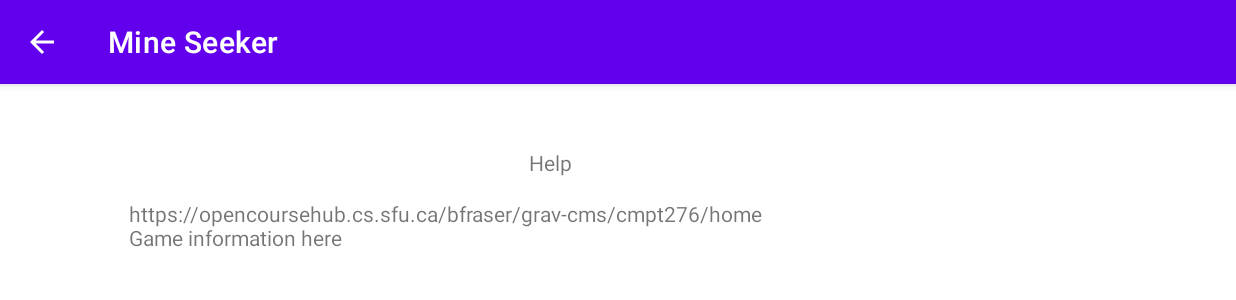
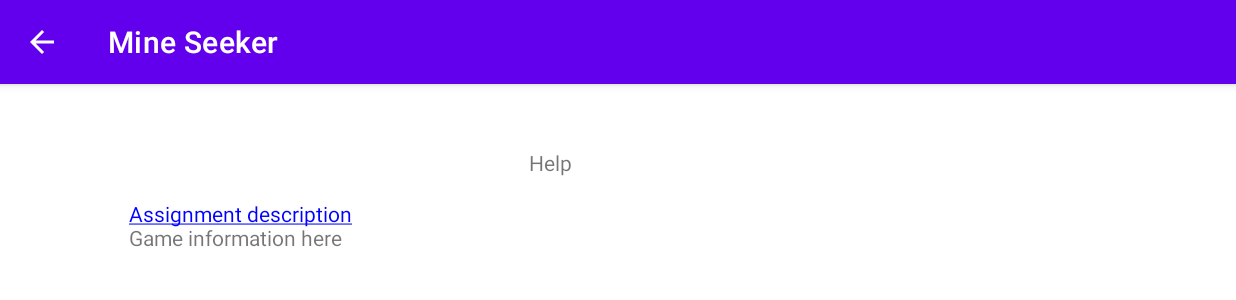
Before and after one commit to kevinchen2002/CMPT276-Assignment-3, an Android app: the HelpActivity screen opened directly, with no data from a screen before it, on a phone screen of 824 x 412 dp (held sideways). Shown: the top 300 px of the screen. Run offline under Robolectric (Android 15) with nearby library versions, the light colour scheme and no system bars.

Commit message:
Add hyperlink to help
Hyperlink redirecting to course website has been
added to the help menu.

```diff
--- a/app/src/main/java/cmpt276/as3/mineseeker/HelpActivity.java
+++ b/app/src/main/java/cmpt276/as3/mineseeker/HelpActivity.java
@@ -2,7 +2,10 @@ package cmpt276.as3.mineseeker;
 
 import android.content.Context;
 import android.content.Intent;
+import android.graphics.Color;
 import android.os.Bundle;
+import android.text.method.LinkMovementMethod;
+import android.widget.TextView;
 
 import androidx.appcompat.app.AppCompatActivity;
 
@@ -11,6 +14,14 @@ public class HelpActivity extends AppCompatActivity {
     protected void onCreate(Bundle savedInstanceState) {
         super.onCreate(savedInstanceState);
         setContentView(R.layout.help_activity);
+
+        showHyperlink();
+    }
+
+    void showHyperlink() {
+        TextView hyperlink = findViewById(R.id.helpText);
+        hyperlink.setMovementMethod(LinkMovementMethod.getInstance());
+        hyperlink.setLinkTextColor(Color.BLUE);
     }
 
     public static Intent makeIntent(Context context) {
--- a/app/src/main/res/values/strings.xml
+++ b/app/src/main/res/values/strings.xml
@@ -9,7 +9,7 @@
     <string name="board_size">Board Size</string>
     <string name="num_mines"># Mines</string>
     <string name="helpTitle">Help</string>
-    <string name="helpText">https://opencoursehub.cs.sfu.ca/bfraser/grav-cms/cmpt276/home\nGame information here</string>
+    <string name="helpText"><a href="https://opencoursehub.cs.sfu.ca/bfraser/grav-cms/cmpt276/home">Assignment description</a>\nGame information here</string>
     <string name="start_btn">START</string>
     <string-array name="board_sizes">
         <item>4 x 6</item>
```
